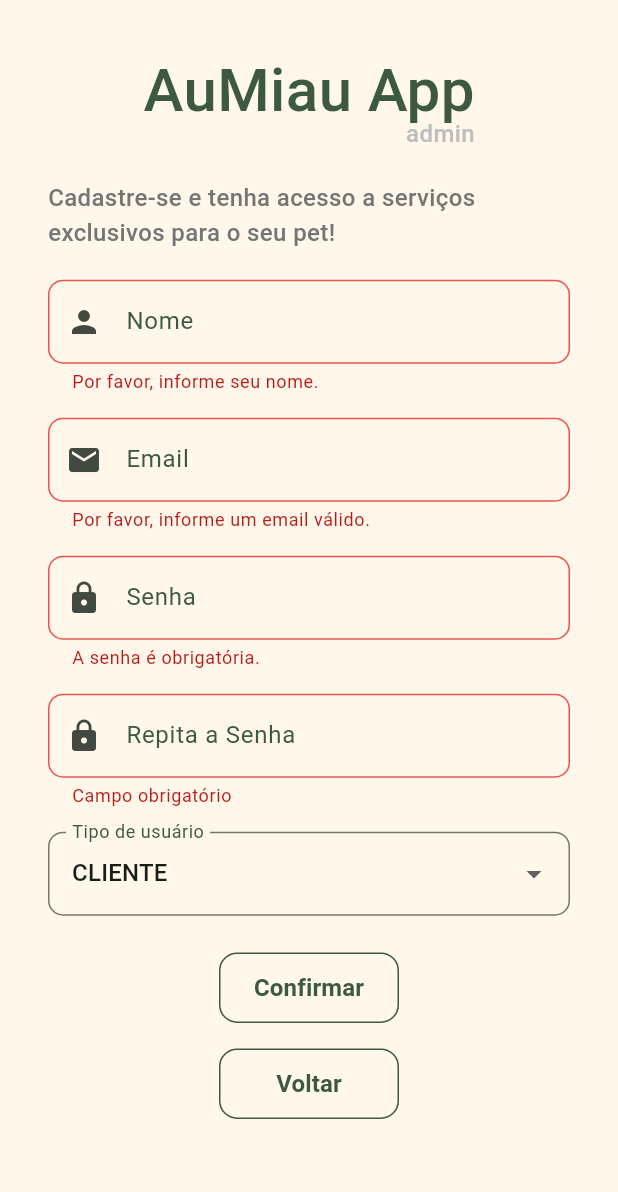
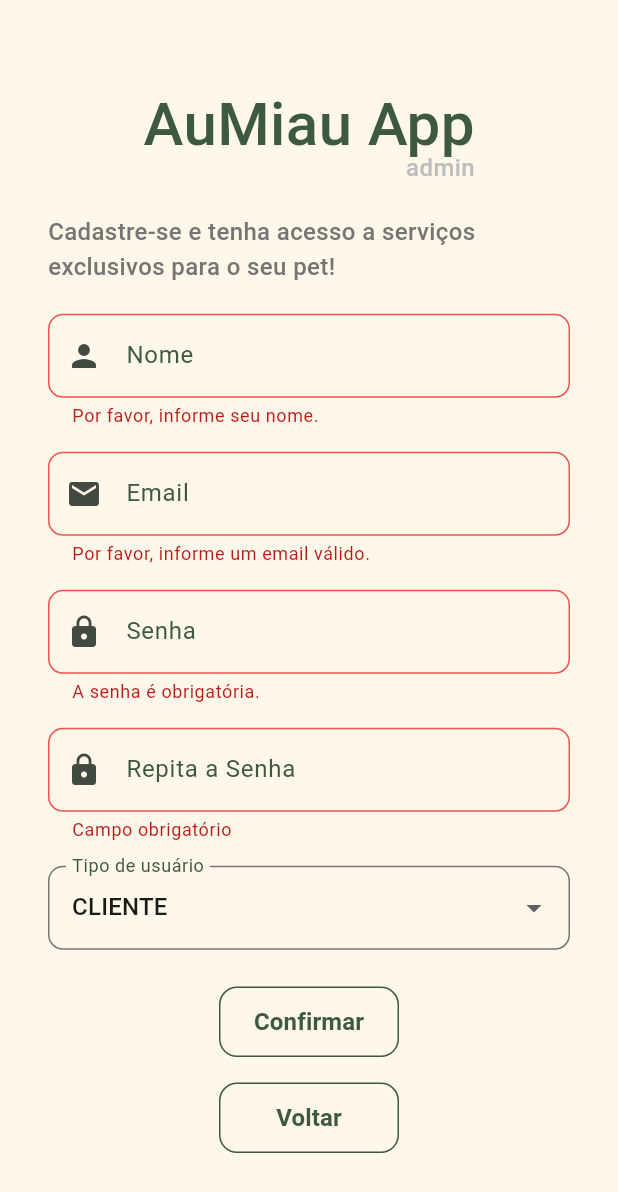
Before and after one commit to larissasenar/flutter_agendamento_pet, a Flutter app: the SignUpPage screen opened directly, after a tap on "Confirmar", on a phone screen of 412 x 824 dp. Shown: the top 1192 px of the screen. Run offline on Flutter 3.47's test engine with Material 3 defaults, Android fonts, the phone set to English and light mode, and no system bars; our stand-ins replace sqflite; accounts and stored records are empty.

Commit message:
Update sign_up_page
Tratando exceções

```diff
--- a/lib/pages/sign_up/sign_up_page.dart
+++ b/lib/pages/sign_up/sign_up_page.dart
@@ -1,5 +1,6 @@
 import 'package:flutter/material.dart';
 import 'package:flutter_agendamento_pet/pages/sign_up/sign_up_controller.dart';
+import 'package:flutter_agendamento_pet/widgets/app_pet_loading.dart';
 import 'package:flutter_agendamento_pet/widgets/app_pet_logo.dart';
 
 class SignUpPage extends StatefulWidget {
@@ -19,7 +20,13 @@ class _SignUpPageState extends State<SignUpPage> {
       body: SingleChildScrollView(
         child: Form(
           key: _formKey,
-          child: Padding(
+          child: Container(
+            height: MediaQuery.of(context).size.height,
+            alignment: Alignment.center,
+            child:
+                _controller.isLoading
+                    ? Center(child: AppPetLoading())
+                    : Padding(
                       padding: const EdgeInsets.all(32.0),
                       child: Column(
                         mainAxisAlignment: MainAxisAlignment.center,
@@ -42,7 +49,9 @@ class _SignUpPageState extends State<SignUpPage> {
                             ),
                             validator:
                                 (nome) =>
-                          nome!.isEmpty ? 'Por favor, informe seu nome.' : null,
+                                    nome!.isEmpty
+                                        ? 'Por favor, informe seu nome.'
+                                        : null,
                             onSaved: (nome) => _controller.setNome(nome),
                           ),
                           SizedBox(height: 16),
@@ -55,7 +64,8 @@ class _SignUpPageState extends State<SignUpPage> {
                               if (email!.isEmpty) {
                                 return 'Por favor, informe um email válido.';
                               }
-                    if (!email.contains('@') || !email.contains('.')) {
+                              if (!email.contains('@') ||
+                                  !email.contains('.')) {
                                 return 'Email inválido.';
                               }
                               return null;
@@ -89,8 +99,8 @@ class _SignUpPageState extends State<SignUpPage> {
                             ),
                             obscureText: true,
                             validator:
-                      (senhaRepetida) =>
-                          _controller.validaSenhaRepetida(senhaRepetida),
+                                (senhaRepetida) => _controller
+                                    .validaSenhaRepetida(senhaRepetida),
                           ),
                           SizedBox(height: 16),
                           DropdownButtonFormField<String>(
@@ -105,7 +115,12 @@ class _SignUpPageState extends State<SignUpPage> {
                             onChanged: (value) {
                               _controller.setTipo(value);
                             },
-                  decoration: InputDecoration(labelText: 'Tipo de usuário'),
+                            onSaved: (value) {
+                              _controller.setTipo(value);
+                            },
+                            decoration: InputDecoration(
+                              labelText: 'Tipo de usuário',
+                            ),
                           ),
 
                           SizedBox(height: 24),
@@ -116,11 +131,17 @@ class _SignUpPageState extends State<SignUpPage> {
                                 final form = _formKey.currentState!;
                                 if (form.validate()) {
                                   form.save();
+                                  setState(() {
+                                    _controller.setIsLoading(true);
+                                  });
                                   try {
                                     await _controller.criaUsuario();
+                                    //setState(() { _controller.setIsLoading(false); });
                                     ScaffoldMessenger.of(context).showSnackBar(
                                       SnackBar(
-                              content: Text('Cadastro realizado com sucesso!'),
+                                        content: Text(
+                                          'Cadastro realizado com sucesso!',
+                                        ),
                                       ),
                                     );
                                     Navigator.pop(context);
@@ -128,7 +149,12 @@ class _SignUpPageState extends State<SignUpPage> {
                                     ScaffoldMessenger.of(context).showSnackBar(
                                       SnackBar(
                                         content: Text(
-                                'Erro ao cadastrar o usuário: email já existente. $e',
+                                          e is Exception
+                                              ? e.toString().replaceFirst(
+                                                'Exception: ',
+                                                '',
+                                              )
+                                              : 'Erro desconhecido',
                                         ),
                                       ),
                                     );
@@ -153,6 +179,7 @@ class _SignUpPageState extends State<SignUpPage> {
                     ),
           ),
         ),
+      ),
     );
   }
 }
```
Also changed, not shown: lib/pages/sign_up/sign_up_controller.dart (+5 -4 lines), lib/widgets/app_pet_loading.dart (added, +12 -0 lines). Lines whose indentation alone changed are shown as unchanged.
